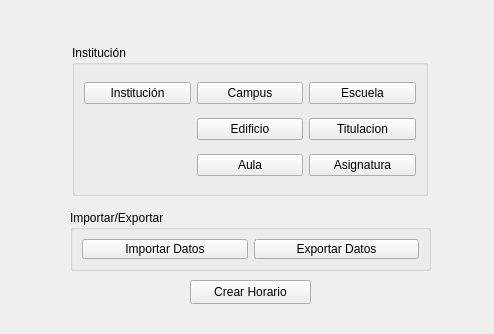
This is Aplicacion/interfaces/Ui/MainWindow.ui in nestorgranado/URJC-TFG-Aplicacion-para-la-gestion-de-horarios-y-examenes-en-la-universidad as Qt 5 draws it before an edit. The edited form follows.
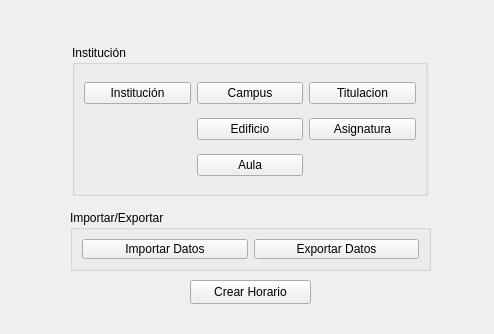
This is the edited form.

Commit message: eliminar escuelas, cambiar cursos, asigHijas

The edit to the form file:
```diff
--- a/Aplicacion/interfaces/Ui/MainWindow.ui
+++ b/Aplicacion/interfaces/Ui/MainWindow.ui
@@ -78,20 +78,13 @@
       </widget>
      </item>
      <item row="0" column="2">
-      <widget class="QPushButton" name="escuela">
-       <property name="text">
-        <string>Escuela</string>
-       </property>
-      </widget>
-     </item>
-     <item row="1" column="2">
       <widget class="QPushButton" name="titulacion">
        <property name="text">
         <string>Titulacion</string>
        </property>
       </widget>
      </item>
-     <item row="2" column="2">
+     <item row="1" column="2">
       <widget class="QPushButton" name="asignatura">
        <property name="text">
         <string>Asignatura</string>
```
Left out of the diff: 14 changed lines with no effect on the pictures. The commit also changes 16 other files.
